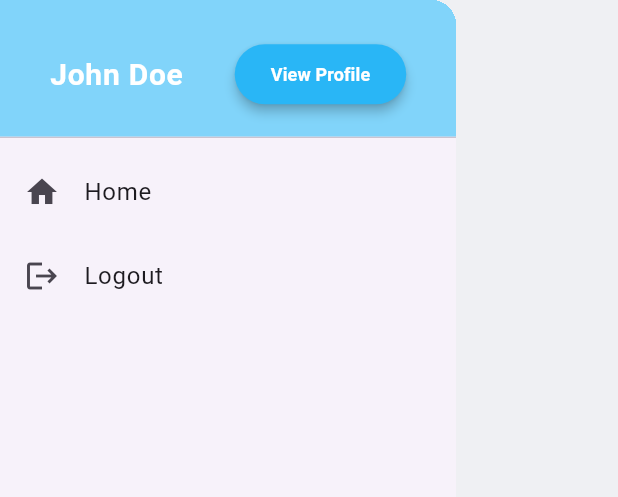
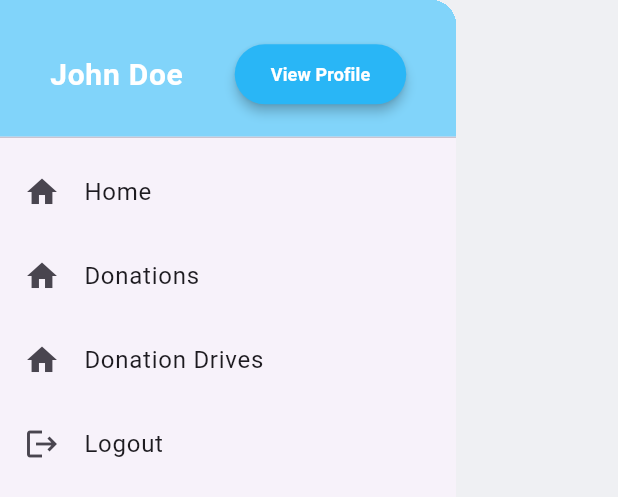
Before and after one commit to fambaridz/cmsc23-u1l-group4-project, a Flutter app: the OrganizationDrawer widget shown alone on an empty page, opened directly, on a phone screen of 412 x 824 dp. Shown: the top 497 px of the screen. Run offline on Flutter 3.47's test engine with Material 3 defaults, Android fonts, the phone set to English and light mode, and no system bars; our stand-ins replace file_picker, image_picker.

Commit message:
chore: add routes for donations and donation drives

```diff
--- a/lib/screens/org_drawer.dart
+++ b/lib/screens/org_drawer.dart
@@ -68,6 +68,20 @@ class _OrganizationDrawerState extends State<OrganizationDrawer> {
             },
           ),
           ListTile(
+            leading: Icon(Icons.home),
+            title: Text("Donations"),
+            onTap: () {
+              Navigator.pushNamed(context, "/org-home/donation");
+            },
+          ),
+          ListTile(
+            leading: Icon(Icons.home),
+            title: Text("Donation Drives"),
+            onTap: () {
+              Navigator.pushNamed(context, "/org-home/donation-drive");
+            },
+          ),
+          ListTile(
             leading: Icon(Icons.logout),
             title: Text("Logout"),
             onTap: () {
```
